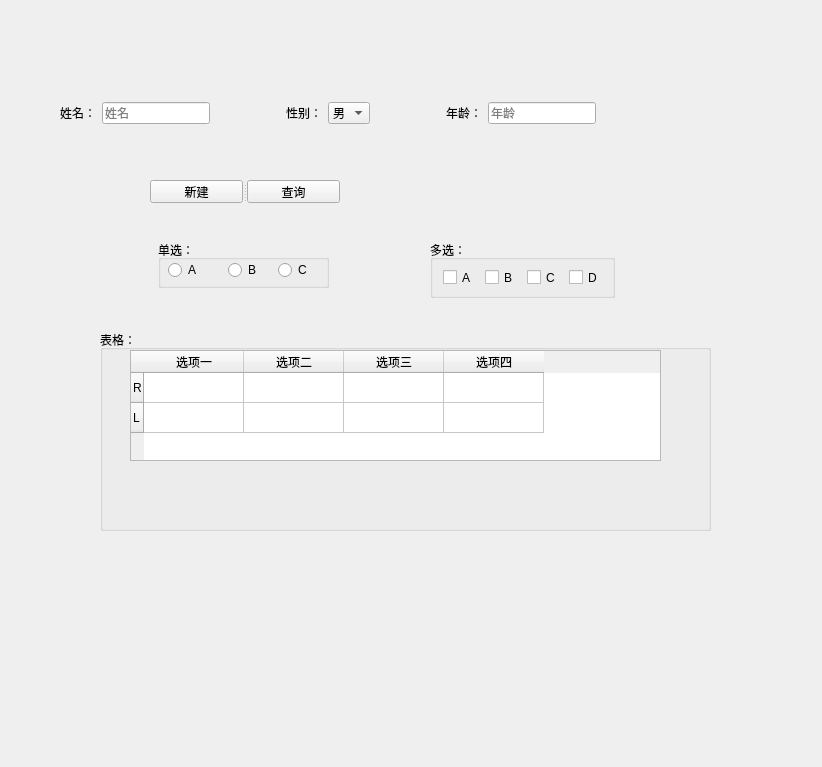
Before: the Qt Designer form temp/InputEdit.ui in byst4nder/knowledge-structure, drawn with Qt 5.
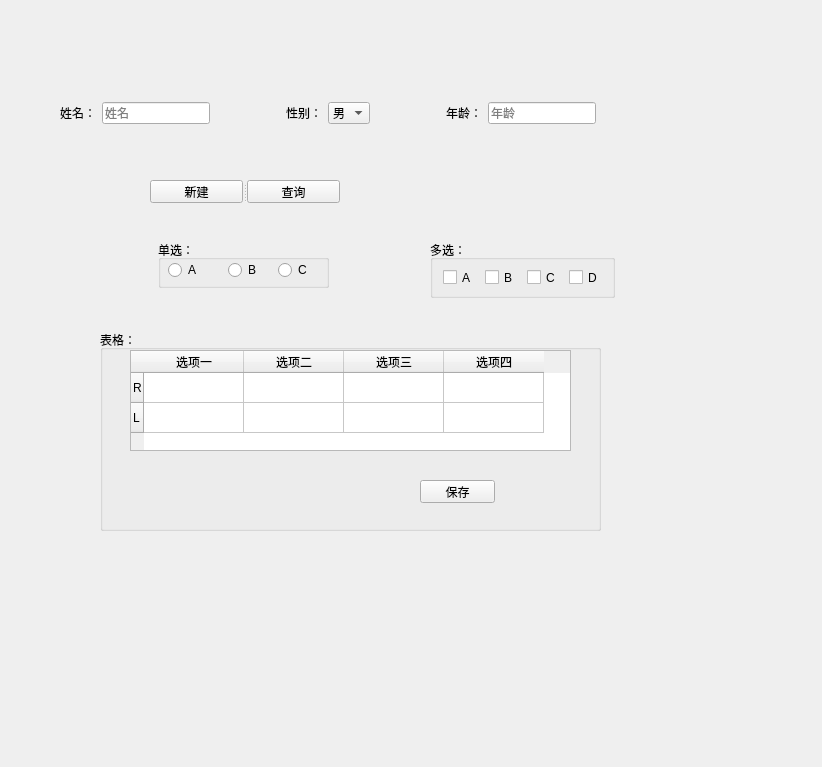
After: the same form once the commit is applied.

```diff
--- a/temp/InputEdit.ui
+++ b/temp/InputEdit.ui
@@ -70,7 +70,7 @@
     <rect>
      <x>100</x>
      <y>330</y>
-     <width>611</width>
+     <width>501</width>
      <height>201</height>
     </rect>
    </property>
@@ -82,8 +82,8 @@
      <rect>
       <x>30</x>
       <y>20</y>
-      <width>531</width>
-      <height>111</height>
+      <width>441</width>
+      <height>101</height>
      </rect>
     </property>
     <row>
@@ -117,6 +117,19 @@
      </property>
     </column>
    </widget>
+   <widget class="QPushButton" name="pushButton_3">
+    <property name="geometry">
+     <rect>
+      <x>320</x>
+      <y>150</y>
+      <width>75</width>
+      <height>23</height>
+     </rect>
+    </property>
+    <property name="text">
+     <string>保存</string>
+    </property>
+   </widget>
   </widget>
   <widget class="QWidget" name="layoutWidget">
    <property name="geometry">
```
Left out of the diff: 51 changed lines with no effect on the pictures.
